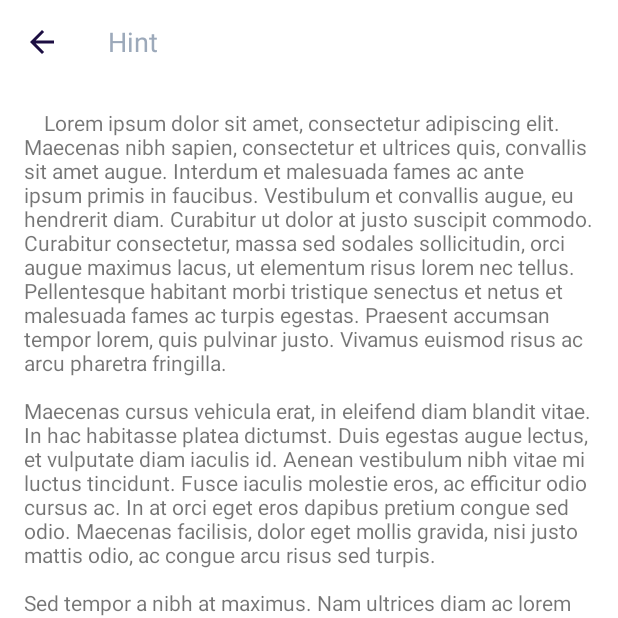
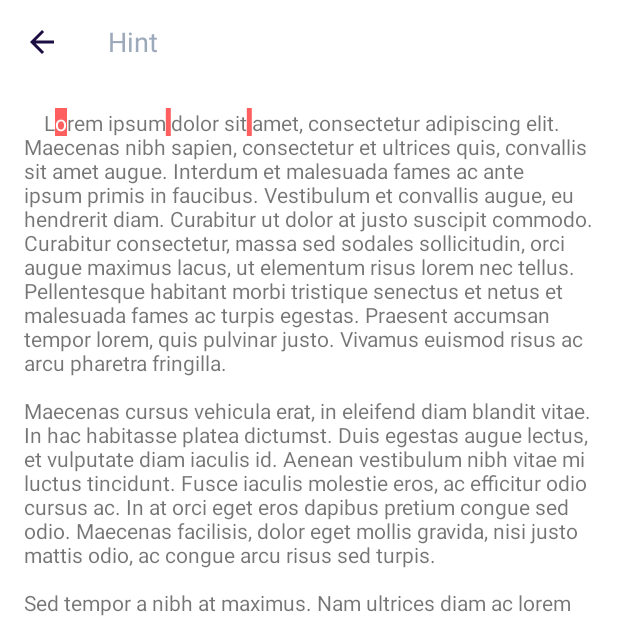
Before and after one commit to mariarti91/kotlinExample, an Android app: the screen it shows after launch (RootActivity), after a tap on "Поиск", on a phone screen of 412 x 824 dp, the top half of it. Run offline under Robolectric (Android 15) with nearby library versions, the phone set to English and light mode, and no system bars.

Commit message:
searchResult stub

```diff
--- /dev/null
+++ b/app/src/main/java/ru/skillbranch/skillarticles/extensions/String.kt
@@ -0,0 +1,5 @@
+package ru.skillbranch.skillarticles.extensions
+
+fun String?.indexesOf(query: String): List<Int>{
+    return listOf(5, 15, 25)
+}
--- /dev/null
+++ b/app/src/main/java/ru/skillbranch/skillarticles/extensions/View.kt
@@ -0,0 +1,7 @@
+package ru.skillbranch.skillarticles.extensions
+
+import android.view.View
+
+fun View.setMargingOptionally(bottom: Int = 0) {
+
+}
--- /dev/null
+++ b/app/src/main/java/ru/skillbranch/skillarticles/ui/Base/BaseActivity.kt
@@ -0,0 +1,20 @@
+package ru.skillbranch.skillarticles.ui.Base
+
+import android.os.Bundle
+import androidx.appcompat.app.AppCompatActivity
+import ru.skillbranch.skillarticles.viewmodels.base.BaseViewModel
+import ru.skillbranch.skillarticles.viewmodels.base.IViewModelState
+
+abstract class BaseActivity<T: BaseViewModel<out IViewModelState>> : AppCompatActivity(){
+    protected abstract var viewModel : T
+    protected abstract val layout: Int
+
+    abstract fun setupViews()
+
+    override fun onCreate(savedInstanceState: Bundle?) {
+        super.onCreate(savedInstanceState)
+        setContentView(layout)
+        setupViews()
+    }
+
+}
--- /dev/null
+++ b/app/src/main/java/ru/skillbranch/skillarticles/ui/IArticleView.kt
@@ -0,0 +1,27 @@
+package ru.skillbranch.skillarticles.ui
+
+interface IArticleView {
+    /**
+     * отрисовать все вхождения поискового запрос в контент (spannable)
+     */
+    fun renderSearchResult(searchResult: List<Pair<Int, Int>>)
+
+    /**
+     * отрисовать текущее положения поиска и перевести фокус на него (spannable)
+     */
+    fun renderSearchPosition(searchPosition: Int)
+
+    /**
+     * очистить результаты поиска (удалить все spannable)
+     */
+    fun clearSearchResult()
+
+    /**
+     * показать search bar
+     */
+    fun showSearchBar()
+    /**
+     * скрыть searchbar
+     */
+    fun hideSearchBar()
+}
--- a/app/src/main/java/ru/skillbranch/skillarticles/ui/RootActivity.kt
+++ b/app/src/main/java/ru/skillbranch/skillarticles/ui/RootActivity.kt
@@ -1,11 +1,14 @@
 package ru.skillbranch.skillarticles.ui
 
-import androidx.appcompat.app.AppCompatActivity
+import android.graphics.Color
 import android.os.Bundle
+import android.text.Spannable
+import android.text.SpannableString
 import android.util.Log
 import android.view.Menu
 import android.view.MenuItem
 import android.widget.ImageView
+import android.widget.TextView
 import androidx.appcompat.app.AppCompatDelegate
 import androidx.appcompat.widget.SearchView
 import androidx.appcompat.widget.Toolbar
@@ -14,24 +17,23 @@ import com.google.android.material.snackbar.Snackbar
 import ru.skillbranch.skillarticles.R
 import ru.skillbranch.skillarticles.viewmodels.ArticleState
 import ru.skillbranch.skillarticles.viewmodels.ArticleViewModel
-import ru.skillbranch.skillarticles.viewmodels.ViewModelFactory
+import ru.skillbranch.skillarticles.viewmodels.base.ViewModelFactory
 import kotlinx.android.synthetic.main.activity_root.*
 import kotlinx.android.synthetic.main.layout_bottombar.*
 import kotlinx.android.synthetic.main.layout_submenu.*
 import kotlinx.android.synthetic.main.search_view_layout.*
 import ru.skillbranch.skillarticles.extensions.dpToIntPx
-import ru.skillbranch.skillarticles.viewmodels.Notify
+import ru.skillbranch.skillarticles.extensions.setMargingOptionally
+import ru.skillbranch.skillarticles.ui.Base.BaseActivity
+import ru.skillbranch.skillarticles.ui.custom.SearchSpan
+import ru.skillbranch.skillarticles.viewmodels.base.Notify
 
-class RootActivity : AppCompatActivity() {
-
-    private lateinit var viewModel: ArticleViewModel
+class RootActivity : BaseActivity<ArticleViewModel>(), IArticleView {
+    override val layout: Int = R.layout.activity_root
+    override lateinit var viewModel: ArticleViewModel
 
     override fun onCreate(savedInstanceState: Bundle?) {
         super.onCreate(savedInstanceState)
-        setContentView(R.layout.activity_root)
-        setupToolBar()
-        setupBottomBar()
-        setupSubmenu()
 
         val vmFactory = ViewModelFactory("0")
         viewModel = ViewModelProviders.of(this, vmFactory).get(ArticleViewModel::class.java)
@@ -43,6 +45,12 @@ class RootActivity : AppCompatActivity() {
             renderNotification(it)
         }
 
+    }
+
+    override fun setupViews() {
+        setupToolBar()
+        setupBottomBar()
+        setupSubmenu()
     }
 
     override fun onCreateOptionsMenu(menu: Menu?): Boolean {
@@ -147,7 +155,9 @@ class RootActivity : AppCompatActivity() {
 
     private fun renderUi(data: ArticleState) {
 
-        bottombar.setSearchState(data.isSearch)
+        if(data.isSearch) showSearchBar() else hideSearchBar()
+
+        if(data.searchResult.isNotEmpty()) renderSearchResult(data.searchResult)
 
         btn_settings.isChecked = data.isShowMenu
         if(data.isShowMenu) submenu.open() else submenu.close()
@@ -169,7 +179,12 @@ class RootActivity : AppCompatActivity() {
             btn_text_down.isChecked = true
         }
 
-        tv_text_content.text = if(data.isLoadingContent) "loading" else data.content.first() as String
+        if(data.isLoadingContent){
+            tv_text_content.text = "loading"
+        } else if(tv_text_content.text == "loading"){
+            val content = data.content.first() as String
+            tv_text_content.setText(content, TextView.BufferType.SPANNABLE)
+        }
 
         toolbar.title = data.title ?: "loading"
         toolbar.subtitle = data.category ?: "loading"
@@ -180,6 +195,8 @@ class RootActivity : AppCompatActivity() {
             Log.d("M_RootActivity", "open search menu")
         }
     }
+
+
 
     private fun setupToolBar() {
         setSupportActionBar(toolbar)
@@ -194,4 +211,36 @@ class RootActivity : AppCompatActivity() {
             logo.layoutParams = it
         }
     }
+
+    override fun renderSearchResult(searchResult: List<Pair<Int, Int>>) {
+        val content = tv_text_content.text as Spannable
+        val bgColor = Color.RED
+        val fgColor = Color.WHITE
+        searchResult.forEach {(start, end) ->
+            content.setSpan(
+                    SearchSpan(bgColor, fgColor),
+                    start,
+                    end,
+                    SpannableString.SPAN_EXCLUSIVE_EXCLUSIVE
+            )
+        }
+    }
+
+    override fun renderSearchPosition(searchPosition: Int) {
+        TODO("not implemented") //To change body of created functions use File | Settings | File Templates.
+    }
+
+    override fun clearSearchResult() {
+        TODO("not implemented") //To change body of created functions use File | Settings | File Templates.
+    }
+
+    override fun showSearchBar() {
+        bottombar.setSearchState(true)
+        scroll.setMargingOptionally(bottom = dpToIntPx(56))
+    }
+
+    override fun hideSearchBar() {
+        bottombar.setSearchState(false)
+        scroll.setMargingOptionally(bottom = dpToIntPx(0))
+    }
 }
--- a/app/src/main/java/ru/skillbranch/skillarticles/ui/custom/Bottombar.kt
+++ b/app/src/main/java/ru/skillbranch/skillarticles/ui/custom/Bottombar.kt
@@ -7,20 +7,26 @@ import android.util.AttributeSet
 import android.view.View
 import android.view.ViewAnimationUtils
 import androidx.constraintlayout.widget.ConstraintLayout
+import androidx.coordinatorlayout.widget.CoordinatorLayout
 import androidx.core.animation.doOnEnd
 import androidx.core.animation.doOnStart
 import androidx.core.view.isVisible
 import ru.skillbranch.skillarticles.R
 import com.google.android.material.shape.MaterialShapeDrawable
 import kotlinx.android.synthetic.main.layout_bottombar.view.*
+import ru.skillbranch.skillarticles.ui.custom.behaviors.BottombarBehavior
 import kotlin.math.hypot
 
 class Bottombar @JvmOverloads constructor(
     context: Context,
     attrs: AttributeSet? = null,
     defStyleAttr: Int = 0
-) : ConstraintLayout(context, attrs, defStyleAttr){
+) : ConstraintLayout(context, attrs, defStyleAttr),CoordinatorLayout.AttachedBehavior{
     var isSearchMode = false
+
+    override fun getBehavior(): CoordinatorLayout.Behavior<Bottombar> {
+        return BottombarBehavior()
+    }
 
     init {
         View.inflate(context, R.layout.layout_bottombar, this)
--- /dev/null
+++ b/app/src/main/java/ru/skillbranch/skillarticles/ui/custom/SearchFocusSpan.kt
@@ -0,0 +1,11 @@
+package ru.skillbranch.skillarticles.ui.custom
+
+import android.text.TextPaint
+
+class SearchFocusSpan(private val bgColor:Int, private val fgColor: Int): SearchSpan(bgColor, fgColor) {
+
+    override fun updateDrawState(textPaint: TextPaint) {
+        textPaint.bgColor = bgColor
+        textPaint.color = fgColor
+    }
+}
--- /dev/null
+++ b/app/src/main/java/ru/skillbranch/skillarticles/ui/custom/SearchSpan.kt
@@ -0,0 +1,17 @@
+package ru.skillbranch.skillarticles.ui.custom
+
+import android.text.TextPaint
+import android.text.style.BackgroundColorSpan
+import androidx.core.graphics.ColorUtils
+
+open class SearchSpan(bgColor: Int, private val fgColor: Int) : BackgroundColorSpan(bgColor){
+
+    private val alphaColor by lazy {
+        ColorUtils.setAlphaComponent(backgroundColor, 160)
+    }
+
+    override fun updateDrawState(textPaint: TextPaint) {
+        textPaint.bgColor = alphaColor
+        textPaint.color = fgColor
+    }
+}
--- a/app/src/main/java/ru/skillbranch/skillarticles/ui/custom/behaviors/BottombarBehavior.kt
+++ b/app/src/main/java/ru/skillbranch/skillarticles/ui/custom/behaviors/BottombarBehavior.kt
@@ -27,8 +27,10 @@ class BottombarBehavior():CoordinatorLayout.Behavior<Bottombar>() {
             consumed: IntArray,
             type: Int
     ) {
-        val offset = MathUtils.clamp(child.translationY + dy, 0f, child.height.toFloat())
-        if(offset != child.translationY) child.translationY = offset
+        if(!child.isSearchMode) {
+            val offset = MathUtils.clamp(child.translationY + dy, 0f, child.height.toFloat())
+            if (offset != child.translationY) child.translationY = offset
+        }
         super.onNestedPreScroll(coordinatorLayout, child, target, dx, dy, consumed, type)
     }
 }
--- a/app/src/main/java/ru/skillbranch/skillarticles/viewmodels/ArticleViewModel.kt
+++ b/app/src/main/java/ru/skillbranch/skillarticles/viewmodels/ArticleViewModel.kt
@@ -1,5 +1,6 @@
 package ru.skillbranch.skillarticles.viewmodels
 
+import android.os.Bundle
 import android.util.Log
 import androidx.lifecycle.LiveData
 import ru.skillbranch.skillarticles.data.ArticleData
@@ -8,6 +9,10 @@ import ru.skillbranch.skillarticles.data.repositories.ArticleRepository
 import ru.skillbranch.skillarticles.extensions.data.toAppSettings
 import ru.skillbranch.skillarticles.extensions.data.toArticlePersonalInfo
 import ru.skillbranch.skillarticles.extensions.format
+import ru.skillbranch.skillarticles.extensions.indexesOf
+import ru.skillbranch.skillarticles.viewmodels.base.BaseViewModel
+import ru.skillbranch.skillarticles.viewmodels.base.IViewModelState
+import ru.skillbranch.skillarticles.viewmodels.base.Notify
 
 class ArticleViewModel(private val articleId: String)
     : BaseViewModel<ArticleState>(ArticleState())
@@ -121,15 +126,17 @@ class ArticleViewModel(private val articleId: String)
     }
 
     override fun handleSearch(query: String?) {
-        updateState { it.copy(searchQuery = query) }
+        query ?: return
+        val result = (currentState.content.firstOrNull() as? String).indexesOf(query).map{it to it + query.length + 1}
+        updateState { it.copy(searchQuery = query, searchResult = result) }
     }
 
     fun handleUpResult() {
-
+        updateState { it.copy(searchPosition = it.searchPosition.dec()) }
     }
 
     fun handleDownResult() {
-
+        updateState { it.copy(searchPosition = it.searchPosition.inc()) }
     }
 
 }
@@ -156,4 +163,12 @@ data class ArticleState(
     val poster: String? = null,
     val content: List<Any> = emptyList(),
     val reviews: List<Any> = emptyList()
-)
+): IViewModelState{
+    override fun save(outState: Bundle) {
+        TODO("not implemented") //To change body of created functions use File | Settings | File Templates.
+    }
+
+    override fun restore(savedState: Bundle): IViewModelState {
+        TODO("not implemented") //To change body of created functions use File | Settings | File Templates.
+    }
+}
--- a/app/src/main/java/ru/skillbranch/skillarticles/viewmodels/BaseViewModel.kt
+++ b/app/src/main/java/ru/skillbranch/skillarticles/viewmodels/base/BaseViewModel.kt
@@ -1,11 +1,11 @@
-package ru.skillbranch.skillarticles.viewmodels
+package ru.skillbranch.skillarticles.viewmodels.base
 
 import androidx.annotation.UiThread
 import androidx.annotation.VisibleForTesting
 import androidx.lifecycle.*
 import ru.skillbranch.skillarticles.viewmodels.ArticleViewModel
 
-abstract class BaseViewModel<T>(initState: T) : ViewModel() {
+abstract class BaseViewModel<T: IViewModelState>(initState: T) : ViewModel() {
     @VisibleForTesting(otherwise = VisibleForTesting.PROTECTED)
     val notifications = MutableLiveData<Event<Notify>>()
 
@@ -80,15 +80,6 @@ abstract class BaseViewModel<T>(initState: T) : ViewModel() {
 
 }
 
-class ViewModelFactory(private val params: String) : ViewModelProvider.Factory {
-    override fun <T : ViewModel> create(modelClass: Class<T>): T {
-        if (modelClass.isAssignableFrom(ArticleViewModel::class.java)) {
-            return ArticleViewModel(params) as T
-        }
-        throw IllegalArgumentException("Unknown ViewModel class")
-    }
-}
-
 class Event<out E>(private val content: E) {
     var hasBeenHandled = false
 
--- /dev/null
+++ b/app/src/main/java/ru/skillbranch/skillarticles/viewmodels/base/IViewModelState.kt
@@ -0,0 +1,8 @@
+package ru.skillbranch.skillarticles.viewmodels.base
+
+import android.os.Bundle
+
+interface IViewModelState {
+    fun save(outState: Bundle)
+    fun restore(savedState: Bundle): IViewModelState
+}
--- /dev/null
+++ b/app/src/main/java/ru/skillbranch/skillarticles/viewmodels/base/ViewModelFactory.kt
@@ -0,0 +1,14 @@
+package ru.skillbranch.skillarticles.viewmodels.base
+
+import androidx.lifecycle.ViewModel
+import androidx.lifecycle.ViewModelProvider
+import ru.skillbranch.skillarticles.viewmodels.ArticleViewModel
+
+class ViewModelFactory(private val params: Any) : ViewModelProvider.Factory {
+    override fun <T : ViewModel> create(modelClass: Class<T>): T {
+        if (modelClass.isAssignableFrom(ArticleViewModel::class.java)) {
+            return ArticleViewModel(params as String) as T
+        }
+        throw IllegalArgumentException("Unknown ViewModel class")
+    }
+}
--- a/app/src/main/res/layout/activity_root.xml
+++ b/app/src/main/res/layout/activity_root.xml
@@ -27,6 +27,7 @@
 
     </com.google.android.material.appbar.AppBarLayout>
     <androidx.core.widget.NestedScrollView
+        android:id="@+id/scroll"
         android:layout_width="match_parent"
         android:layout_height="match_parent"
         app:layout_behavior="com.google.android.material.appbar.AppBarLayout$ScrollingViewBehavior">
@@ -60,6 +61,6 @@
         android:theme="@style/ArticleBarsTheme"
         android:elevation="4dp"
         app:layout_insetEdge="bottom"
-        app:layout_behavior="@string/hide_bottom_view_on_scroll_behavior"/>
+        />
 
 </androidx.coordinatorlayout.widget.CoordinatorLayout>
```
